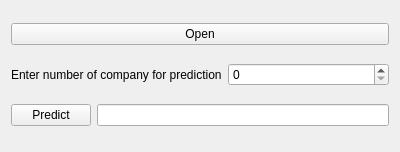
The window that presenter.ui (maks-bond/Prediction) describes before a commit, drawn with Qt 5.
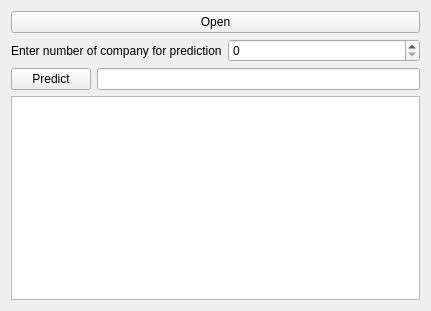
The same window after the commit.

What changed in the file:
```diff
--- a/presenter.ui
+++ b/presenter.ui
@@ -6,8 +6,8 @@
    <rect>
     <x>0</x>
     <y>0</y>
-    <width>400</width>
-    <height>152</height>
+    <width>431</width>
+    <height>311</height>
    </rect>
   </property>
   <property name="windowTitle">
@@ -53,6 +53,9 @@
      </item>
     </layout>
    </item>
+   <item>
+    <widget class="QTableWidget" name="tableWidget"/>
+   </item>
   </layout>
  </widget>
  <resources/>
```
